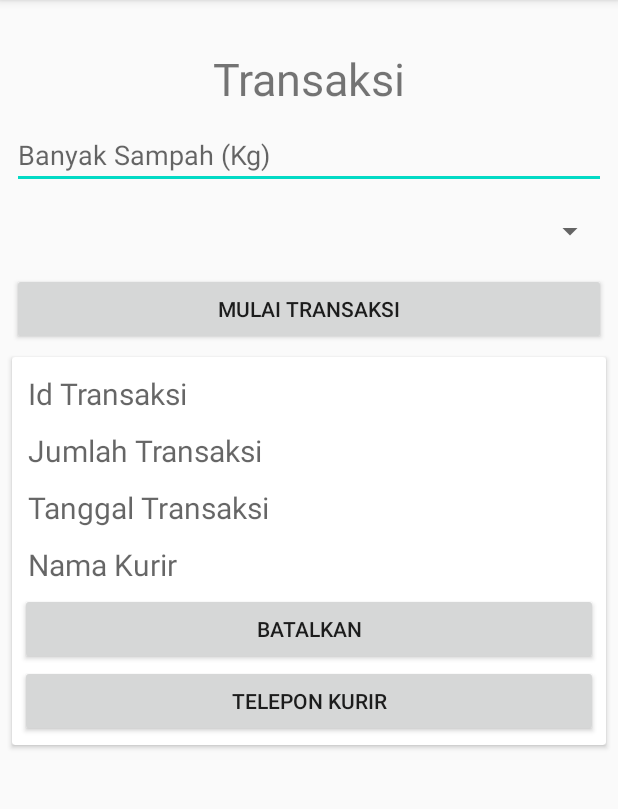
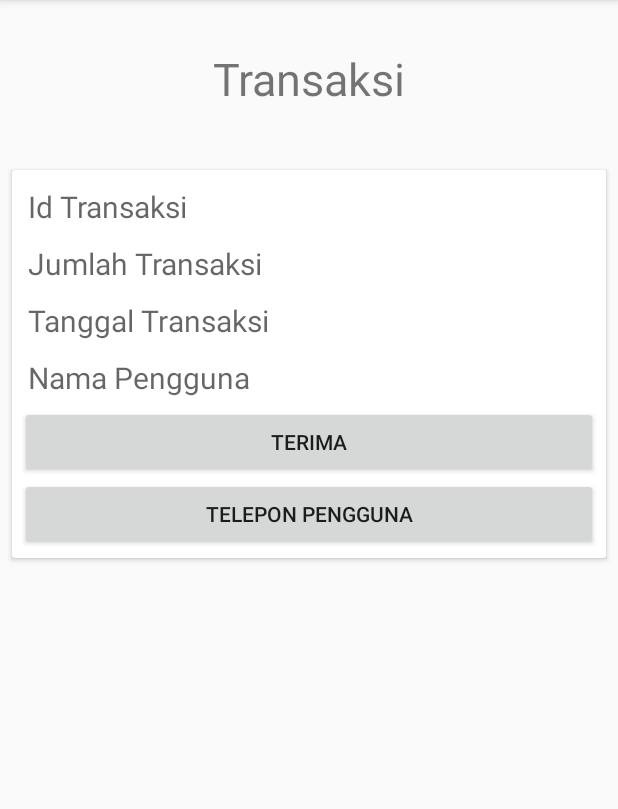
Before and after one commit to aldiariq/TukarSampah, an Android app: the fragment transaksikurirFragment shown on its own in the app's theme, on a phone screen of 412 x 824 dp, the part 84-893 px from its top. Run offline under Robolectric (Android 15) with nearby library versions, the phone set to English and light mode, and no system bars.

```diff
--- a/app/src/main/res/layout/transaksi_kurir_fragment.xml
+++ b/app/src/main/res/layout/transaksi_kurir_fragment.xml
@@ -7,7 +7,7 @@
     tools:context=".Dashboard.Admin.ui.kelolapenggunaadmin.kelolapenggunaadminFragment">
 
     <TextView
-        android:id="@+id/text_transaksi_pengguna"
+        android:id="@+id/text_transaksi_kurir"
         android:layout_width="match_parent"
         android:layout_height="wrap_content"
         android:layout_marginStart="8dp"
@@ -20,58 +20,21 @@
         app:layout_constraintStart_toStartOf="parent"
         app:layout_constraintTop_toTopOf="parent" />
 
-    <EditText
-        android:id="@+id/etBanyaksampahtransaksipengguna"
-        android:layout_width="match_parent"
-        android:layout_height="wrap_content"
-        android:layout_marginStart="8dp"
-        android:layout_marginTop="8dp"
-        android:layout_marginEnd="8dp"
-        android:ems="10"
-        android:hint="Banyak Sampah (Kg)"
-        android:inputType="number"
-        app:layout_constraintEnd_toEndOf="parent"
-        app:layout_constraintStart_toStartOf="parent"
-        app:layout_constraintTop_toBottomOf="@+id/text_transaksi_pengguna" />
-
-    <Spinner
-        android:id="@+id/spKurirtransaksipengguna"
-        android:layout_width="match_parent"
-        android:layout_height="40sp"
-        android:layout_marginStart="8dp"
-        android:layout_marginTop="8dp"
-        android:layout_marginEnd="8dp"
-        app:layout_constraintEnd_toEndOf="parent"
-        app:layout_constraintHorizontal_bias="0.0"
-        app:layout_constraintStart_toStartOf="parent"
-        app:layout_constraintTop_toBottomOf="@+id/etBanyaksampahtransaksipengguna" />
-
-    <Button
-        android:id="@+id/btnTransaksitransaksipengguna"
-        android:layout_width="match_parent"
-        android:layout_height="wrap_content"
-        android:layout_marginStart="8dp"
-        android:layout_marginTop="8dp"
-        android:layout_marginEnd="8dp"
-        android:text="Mulai Transaksi"
-        app:layout_constraintEnd_toEndOf="parent"
-        app:layout_constraintHorizontal_bias="0.0"
-        app:layout_constraintStart_toStartOf="parent"
-        app:layout_constraintTop_toBottomOf="@+id/spKurirtransaksipengguna" />
-
     <androidx.cardview.widget.CardView
-        android:id="@+id/card_datatransaksi_pengguna"
+        android:id="@+id/card_datatransaksi_kurir"
         android:layout_width="match_parent"
         android:layout_height="wrap_content"
         android:layout_margin="8dp"
         android:layout_marginStart="8dp"
+        android:layout_marginTop="16dp"
         android:layout_marginEnd="8dp"
         android:padding="5dp"
         app:layout_constraintBottom_toBottomOf="parent"
         app:layout_constraintEnd_toEndOf="parent"
+        app:layout_constraintHorizontal_bias="1.0"
         app:layout_constraintStart_toStartOf="parent"
-        app:layout_constraintTop_toBottomOf="@+id/btnTransaksitransaksipengguna"
-        app:layout_constraintVertical_bias="0.0">
+        app:layout_constraintTop_toBottomOf="@+id/text_transaksi_kurir"
+        app:layout_constraintVertical_bias="0.077">
 
         <LinearLayout
             android:layout_width="match_parent"
@@ -80,7 +43,7 @@
             android:orientation="vertical">
 
             <TextView
-                android:id="@+id/txtIdtransaksi_transaksi_pengguna"
+                android:id="@+id/txtIdtransaksi_transaksi_kurir"
                 android:layout_width="match_parent"
                 android:layout_height="wrap_content"
                 android:layout_margin="5dp"
@@ -90,7 +53,7 @@
                 android:textSize="20sp"></TextView>
 
             <TextView
-                android:id="@+id/txtJumlah_transaksi_pengguna"
+                android:id="@+id/txtJumlah_transaksi_kurir"
                 android:layout_width="match_parent"
                 android:layout_height="wrap_content"
                 android:layout_margin="5dp"
@@ -100,7 +63,7 @@
                 android:textSize="20sp"></TextView>
 
             <TextView
-                android:id="@+id/txtTgl_transaksi_pengguna"
+                android:id="@+id/txtTgl_transaksi_kurir"
                 android:layout_width="match_parent"
                 android:layout_height="wrap_content"
                 android:layout_margin="5dp"
@@ -110,26 +73,26 @@
                 android:textSize="20sp"></TextView>
 
             <TextView
-                android:id="@+id/txtNamakurir_transaksi_pengguna"
+                android:id="@+id/txtNamapengguna_transaksi_kurir"
                 android:layout_width="match_parent"
                 android:layout_height="wrap_content"
                 android:layout_margin="5dp"
                 android:ems="10"
-                android:hint="Nama Kurir"
+                android:hint="Nama Pengguna"
                 android:inputType="text"
                 android:textSize="20sp"></TextView>
 
             <Button
-                android:id="@+id/btnBataltransaksitransaksipengguna"
+                android:id="@+id/btnTerimatransaksitransaksikurir"
                 android:layout_width="match_parent"
                 android:layout_height="wrap_content"
-                android:text="Batalkan"></Button>
+                android:text="Terima"></Button>
 
             <Button
-                android:id="@+id/btnTeleponkurirtransaksipengguna"
+                android:id="@+id/btnTeleponpenggunatransaksikurir"
                 android:layout_width="match_parent"
                 android:layout_height="wrap_content"
-                android:text="Telepon Kurir"></Button>
+                android:text="Telepon Pengguna"></Button>
 
         </LinearLayout>
 
--- a/app/src/main/res/navigation/mobile_navigation_kurir.xml
+++ b/app/src/main/res/navigation/mobile_navigation_kurir.xml
@@ -13,7 +13,7 @@
 
     <fragment
         android:id="@+id/nav_transaksi_kurir"
-        android:name="com.example.tukarsampah.Dashboard.Pengguna.ui.transaksipengguna.transaksipenggunaFragment"
+        android:name="com.example.tukarsampah.Dashboard.Kurir.ui.transaksikurir.transaksikurirFragment"
         android:label="@string/menu_transaksi_kurir"
         tools:layout="@layout/transaksi_kurir_fragment" />
 
--- a/app/src/main/res/values/strings.xml
+++ b/app/src/main/res/values/strings.xml
@@ -32,7 +32,9 @@
     <string name="menu_transaksi_pengguna">Transaksi</string>
     <string name="menu_tukarpoint_pengguna">Tukar Point</string>
     <string name="menu_gantipassword_pengguna">Ganti Password</string>
+    <string name="menu_logout_pengguna">Log Out</string>
 
     <string name="menu_transaksi_kurir">Transaksi</string>
     <string name="menu_gantipassword_kurir">Ganti Password</string>
+    <string name="menu_logout_kurir">Log Out</string>
 </resources>
```
Also changed, not shown: app/src/main/res/layout/content_main_kurir.xml (added, +20 -0 lines), app/src/main/res/layout/fragment_gallery.xml (deleted, +0 -22 lines), app/src/main/res/menu/activity_main_drawer_kurir.xml (added, +24 -0 lines).
